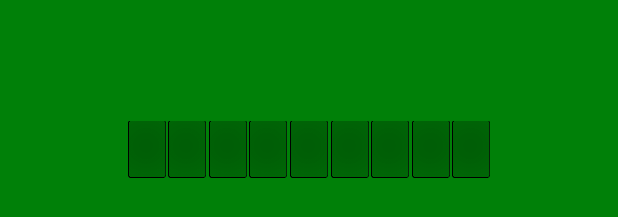
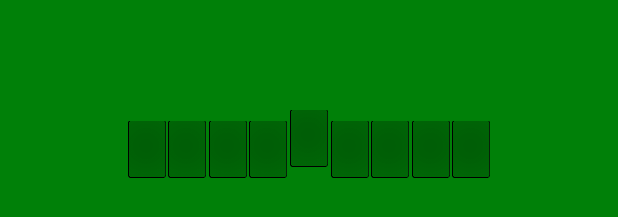
Before and after one commit to judyyes/2018_GNS, an Android app: the layout activity_game.xml on its own in the app's theme, with its tools: preview values and no code run, on a phone screen of 412 x 824 dp. Shown: the part 893-1110 px from the top of the screen. Run offline under Robolectric (Android 15) with nearby library versions, the phone set to English and light mode, and no system bars.

Commit message:
solve issue 4 and 6

```diff
--- a/app/src/main/java/com/example/judyy/grandnapoleonsolitairegame/GameActivity.java
+++ b/app/src/main/java/com/example/judyy/grandnapoleonsolitairegame/GameActivity.java
@@ -42,6 +42,7 @@ public class GameActivity extends AppCompatActivity {
         super.onCreate(savedInstanceState);
         requestWindowFeature(Window.FEATURE_NO_TITLE);
         this.getWindow().setFlags(WindowManager.LayoutParams.FLAG_FULLSCREEN, WindowManager.LayoutParams.FLAG_FULLSCREEN);
+        getWindow().addFlags(WindowManager.LayoutParams.FLAG_KEEP_SCREEN_ON);
         setContentView(R.layout.activity_game);
 
         // Set game difficulty
--- a/app/src/main/res/layout/activity_game.xml
+++ b/app/src/main/res/layout/activity_game.xml
@@ -403,7 +403,7 @@
                 android:layout_width="wrap_content"
                 android:layout_height="wrap_content"
                 app:layout_constraintHorizontal_bias="0.5"
-                app:layout_constraintVertical_bias="0.9"
+                app:layout_constraintVertical_bias="0.89"
                 app:layout_constraintBottom_toBottomOf="parent"
                 app:layout_constraintLeft_toLeftOf="parent"
                 app:layout_constraintRight_toRightOf="parent"
--- a/app/src/main/res/values/strings.xml
+++ b/app/src/main/res/values/strings.xml
@@ -4,7 +4,7 @@
     <string name="title_activity_game">GameActivity</string>
     <string name="Start">Start</string>
     <string name="Normal_Difficulty">Normal Difficulty</string>
-    <string name="Dummy_Difficulty">Dummy Difficulty</string>
+    <string name="Dummy_Difficulty">Trivial Difficulty</string>
 
 
 </resources>
--- a/build.gradle
+++ b/build.gradle
@@ -7,7 +7,7 @@ buildscript {
         jcenter()
     }
     dependencies {
-        classpath 'com.android.tools.build:gradle:3.0.1'
+        classpath 'com.android.tools.build:gradle:3.2.0'
 
 
         // NOTE: Do not place your application dependencies here; they belong
```
Also changed, not shown: gradle/wrapper/gradle-wrapper.properties.
